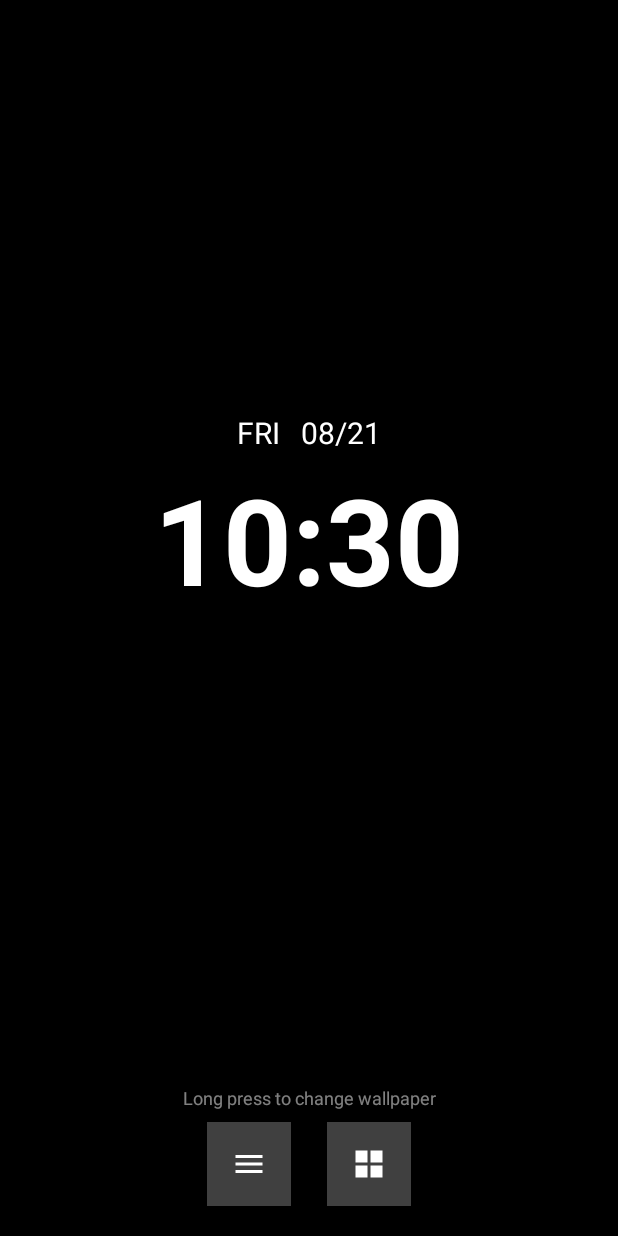
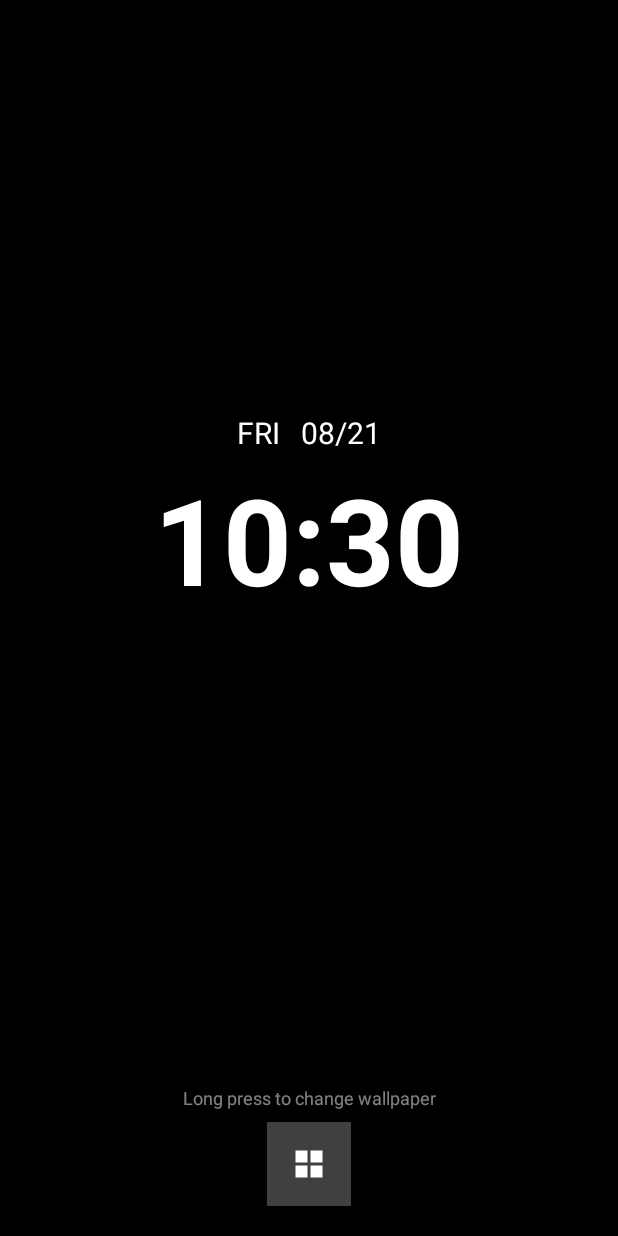
Before and after one commit to RD7890/raksha-ui, an Android app: the screen it shows after launch (MainActivity), on a phone screen of 412 x 824 dp. Run offline under Robolectric (Android 15) with nearby library versions, the light colour scheme and no system bars.

Commit message:
Remove recents button and add splash boot animation colored rose

```diff
--- a/app/src/main/java/com/raksha/ui/MainActivity.kt
+++ b/app/src/main/java/com/raksha/ui/MainActivity.kt
@@ -12,10 +12,15 @@ import android.view.MotionEvent
 import android.view.View
 import android.widget.LinearLayout
 import android.widget.ImageView
+import android.widget.TextClock
+import android.widget.FrameLayout
 import androidx.activity.result.contract.ActivityResultContracts
 import androidx.appcompat.app.AppCompatActivity
 import androidx.lifecycle.lifecycleScope
 import androidx.recyclerview.widget.LinearLayoutManager
+import com.bumptech.glide.Glide
+import com.bumptech.glide.load.resource.gif.GifDrawable
+import com.bumptech.glide.request.target.ImageViewTarget
 import com.google.android.material.bottomsheet.BottomSheetBehavior
 import com.raksha.ui.databinding.ActivityMainBinding
 import kotlinx.coroutines.Dispatchers
@@ -75,6 +80,10 @@ class MainActivity : AppCompatActivity() {
         loadWallpaper()
         setupBottomSheetAndGestures()
         loadAppsOptimized()
+
+        if (savedInstanceState == null) {
+            showBootAnimation()
+        }
     }
 
     private fun loadWallpaper() {
@@ -166,9 +175,6 @@ class MainActivity : AppCompatActivity() {
             bottomSheetBehavior.state = BottomSheetBehavior.STATE_EXPANDED
         }
 
-        binding.btnRecents.setOnClickListener {
-            openSystemRecentApps()
-        }
     }
 
     override fun dispatchTouchEvent(ev: MotionEvent): Boolean {
@@ -210,33 +216,26 @@ class MainActivity : AppCompatActivity() {
         }
     }
 
-    private fun openSystemRecentApps() {
-        if (isAccessibilityEnabled()) {
-            sendBroadcast(Intent(RakshaAccessibilityService.ACTION_OPEN_RECENTS))
-        } else {
-            android.widget.Toast.makeText(this, "Please enable Raksha UI in Accessibility to use Recent Apps", android.widget.Toast.LENGTH_LONG).show()
-            try {
-                val intent = Intent(android.provider.Settings.ACTION_ACCESSIBILITY_SETTINGS)
-                intent.addFlags(Intent.FLAG_ACTIVITY_NEW_TASK)
-                startActivity(intent)
-            } catch (e: Exception) {
-                e.printStackTrace()
-            }
-        }
-    }
+    private fun showBootAnimation() {
+        val overlay = findViewById<FrameLayout>(R.id.bootAnimationOverlay)
+        val img = findViewById<ImageView>(R.id.bootAnimationImage)
+        overlay.visibility = View.VISIBLE
 
-    private fun isAccessibilityEnabled(): Boolean {
-        val expectedComponentName = android.content.ComponentName(this, RakshaAccessibilityService::class.java).flattenToString()
-        val enabledServicesSetting = android.provider.Settings.Secure.getString(contentResolver, android.provider.Settings.Secure.ENABLED_ACCESSIBILITY_SERVICES) ?: return false
-        val colonSplitter = android.text.TextUtils.SimpleStringSplitter(':')
-        colonSplitter.setString(enabledServicesSetting)
-        while (colonSplitter.hasNext()) {
-            val componentName = colonSplitter.next()
-            if (componentName.equals(expectedComponentName, ignoreCase = true)) {
-                return true
-            }
-        }
-        return false
+        Glide.with(this)
+            .asGif()
+            .load(R.drawable.boot_animation)
+            .into(object : ImageViewTarget<GifDrawable>(img) {
+                override fun setResource(resource: GifDrawable?) {
+                    img.setImageDrawable(resource)
+                    resource?.setColorFilter(android.graphics.Color.parseColor("#ff99cc"), android.graphics.PorterDuff.Mode.SRC_ATOP)
+                }
+            })
+
+        handler.postDelayed({
+            overlay.animate().alpha(0f).setDuration(500).withEndAction {
+                overlay.visibility = View.GONE
+            }.start()
+        }, 2000)
     }
 
     private fun launchApp(packageName: String) {
--- a/app/src/main/res/layout/activity_main.xml
+++ b/app/src/main/res/layout/activity_main.xml
@@ -91,16 +91,6 @@
             app:layout_constraintEnd_toEndOf="parent">
 
             <ImageButton
-                android:id="@+id/btnRecents"
-                android:layout_width="56dp"
-                android:layout_height="56dp"
-                android:layout_marginEnd="24dp"
-                android:background="#40FFFFFF"
-                android:padding="14dp"
-                android:src="@drawable/ic_recents"
-                android:contentDescription="Recent Apps" />
-
-            <ImageButton
                 android:id="@+id/btnAppDrawer"
                 android:layout_width="56dp"
                 android:layout_height="56dp"
@@ -124,4 +114,21 @@
         app:behavior_peekHeight="0dp"
         app:layout_behavior="com.google.android.material.bottomsheet.BottomSheetBehavior" />
 
+    <!-- Boot Animation Overlay -->
+    <FrameLayout
+        android:id="@+id/bootAnimationOverlay"
+        android:layout_width="match_parent"
+        android:layout_height="match_parent"
+        android:background="#000000"
+        android:elevation="100dp"
+        android:visibility="gone">
+
+        <ImageView
+            android:id="@+id/bootAnimationImage"
+            android:layout_width="150dp"
+            android:layout_height="150dp"
+            android:layout_gravity="center"
+            android:scaleType="fitCenter" />
+    </FrameLayout>
+
 </androidx.coordinatorlayout.widget.CoordinatorLayout>
```
Also changed, not shown: app/src/main/res/drawable/boot_animation.gif (added).
